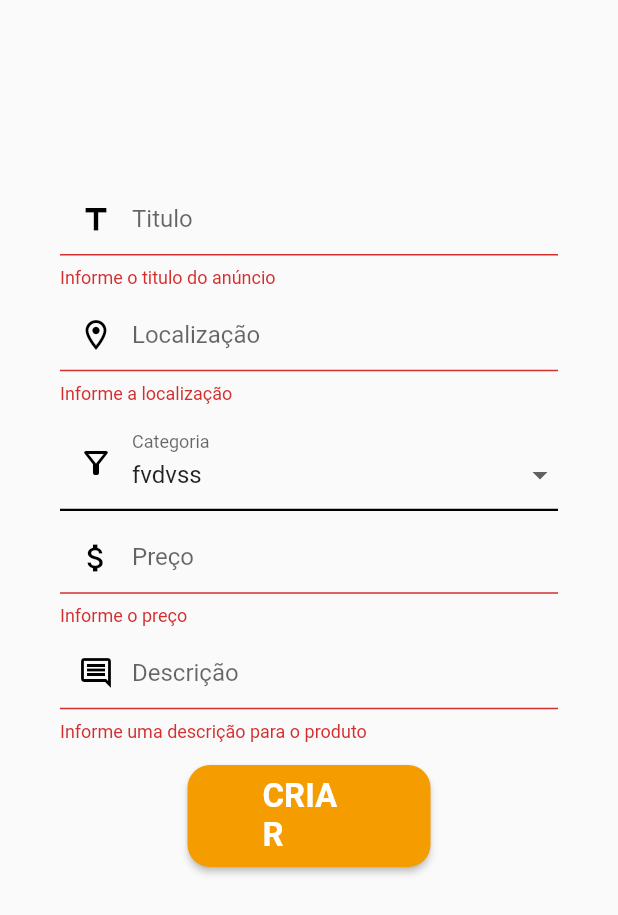
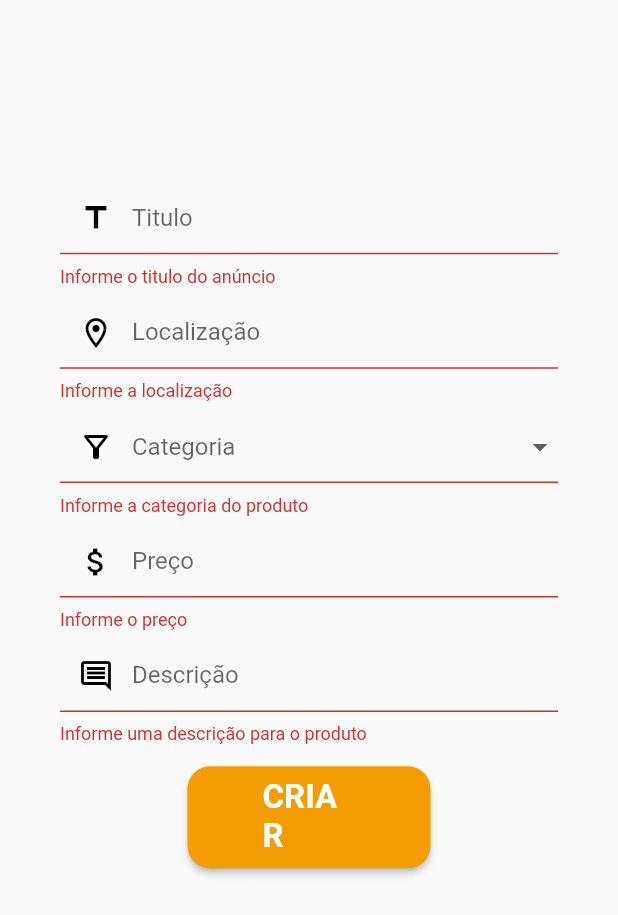
Before and after one commit to fga-eps-mds/2020.2-Hortum-Mobile, a Flutter app: the AnnounRegisterForm widget shown alone on an empty page, opened directly, after a tap on "CRIAR", on a phone screen of 412 x 824 dp. Shown: the top 915 px of the screen. Run offline on Flutter 3.47's test engine with Material 2 defaults, Android fonts, the phone set to English and light mode, and no system bars; our stand-ins replace adaptive_theme, flutter_secure_storage, image_picker, splashscreen; accounts and stored records are empty; Roboto replaces fonts that are missing (Roboto-Bold); statements that could not run were skipped.

Commit message:
#93 Refatorando component de seleção de campo

```diff
--- a/hortum_mobile/lib/view/register_announcement/components/announ_register_form.dart
+++ b/hortum_mobile/lib/view/register_announcement/components/announ_register_form.dart
@@ -70,6 +70,12 @@ class _AnnounRegisterFormState extends State<AnnounRegisterForm> {
                       Icons.filter_alt_outlined,
                       color: Colors.black,
                     ),
+                    validator: (value) {
+                      if (value == null) {
+                        return "Informe a categoria do produto";
+                      }
+                      return null;
+                    },
                   ),
                   CustomFormField(
                       labelText: 'Preço',
@@ -83,7 +89,7 @@ class _AnnounRegisterFormState extends State<AnnounRegisterForm> {
                         if (value.length == 0) {
                           return "Informe o preço";
                         } else if (!regExp.hasMatch(value)) {
-                          return "O preço deve possuir caracters de 0-9 separados por . caso necessário";
+                          return "O preço deve possuir caracters de 0-9 separados por .";
                         }
                         return null;
                       },
--- a/hortum_mobile/lib/view/register_announcement/components/select_field.dart
+++ b/hortum_mobile/lib/view/register_announcement/components/select_field.dart
@@ -3,37 +3,36 @@ import 'package:flutter/material.dart';
 class SelectFormField extends StatefulWidget {
   final String labelText;
   final Icon icon;
+  final Function validator;
   const SelectFormField(
-      {@required this.labelText, @required this.icon, Key key})
+      {@required this.labelText,
+      @required this.icon,
+      @required this.validator,
+      Key key})
       : super(key: key);
   @override
   _SelectFormFieldState createState() => _SelectFormFieldState();
 }
 
 class _SelectFormFieldState extends State<SelectFormField> {
-  String _currentSelectedValue = 'fvdvss';
+  String _currentSelectedValue = '';
   var _teste = ['fvdvss', 'vbvdb', 'fasfasf'];
 
   @override
   Widget build(BuildContext context) {
-    return FormField(builder: (FormFieldState<String> state) {
-      return InputDecorator(
+    return DropdownButtonFormField<String>(
       decoration: InputDecoration(
           enabledBorder: UnderlineInputBorder(
               borderSide: BorderSide(color: Colors.black, width: 1.5)),
           prefixIcon: widget.icon,
           labelText: widget.labelText,
-        ),
-        isEmpty: _currentSelectedValue == '',
-        child: DropdownButtonHideUnderline(
-          child: DropdownButton<String>(
-            value: _currentSelectedValue,
+          contentPadding: EdgeInsets.only(top: 2)),
+      value: (_currentSelectedValue == '' ? null : _currentSelectedValue),
       isDense: true,
+      validator: widget.validator,
       onChanged: (String newValue) {
         setState(() {
           _currentSelectedValue = newValue;
-                print(_currentSelectedValue);
-                state.didChange(newValue);
         });
       },
       items: _teste.map<DropdownMenuItem<String>>((String value) {
@@ -42,9 +41,6 @@ class _SelectFormFieldState extends State<SelectFormField> {
           child: Text(value),
         );
       }).toList(),
-          ),
-        ),
     );
-    });
   }
 }
--- a/hortum_mobile/lib/view/register_announcement/page/announcement_register_page.dart
+++ b/hortum_mobile/lib/view/register_announcement/page/announcement_register_page.dart
@@ -18,18 +18,16 @@ class _RegisterAnnounPageState extends State<RegisterAnnounPage> {
       backgroundColor: Colors.white,
       body: Stack(
         children: [
-          Container(
+          SingleChildScrollView(
+            child: Container(
               margin: EdgeInsets.only(top: size.height * 0.01),
-            child: ListView(
-              children: [
-                Column(
+              child: Column(
                 mainAxisAlignment: MainAxisAlignment.spaceBetween,
                 children: <Widget>[
                   PhotoSelecter(),
                   AnnounRegisterForm(),
                 ],
-                )
-              ],
+              ),
             ),
           ),
           Footer(),
```
Also changed, not shown: hortum_mobile/lib/components/confirm_button.dart (+0 -36 lines). Lines whose indentation alone changed are shown as unchanged.
